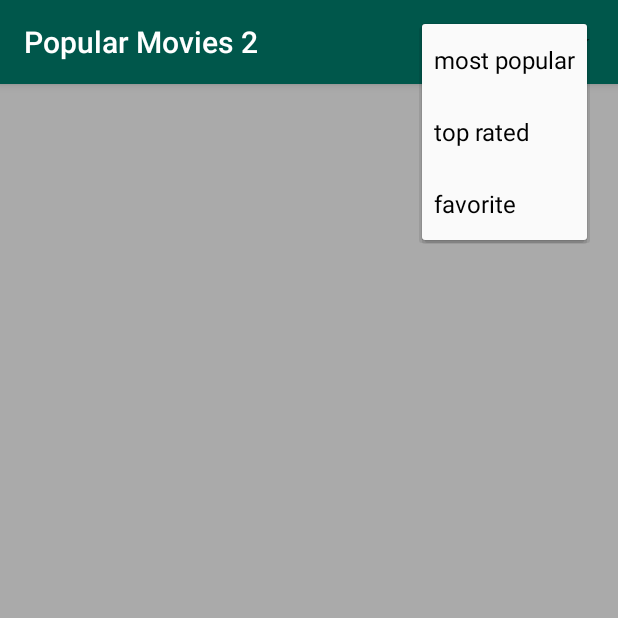
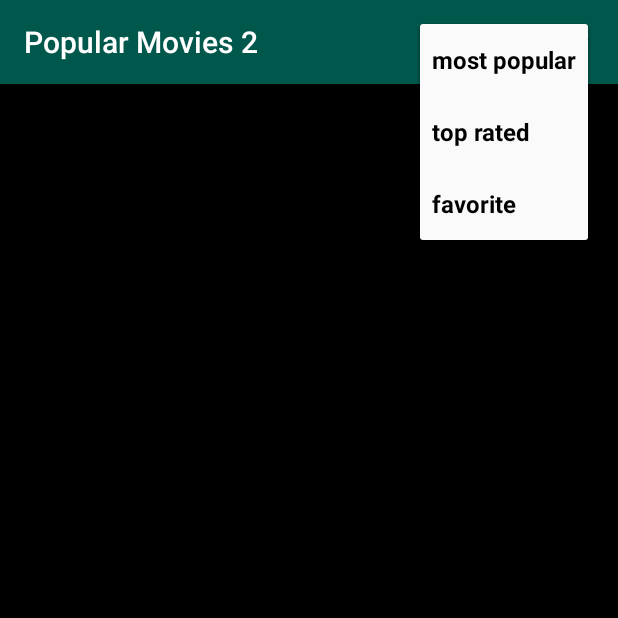
Before and after one commit to agorcsa/PopularMovies2, an Android app: the screen it shows after launch (MainActivity), after a tap on "most popular", on a phone screen of 412 x 824 dp, the top half of it. Run offline under Robolectric (Android 15) with nearby library versions, the phone set to English and light mode, and no system bars; our stand-ins replace ButterKnife, Picasso, Room's generated code, data binding; pictures from the network do not load.

Commit message:
26.04.2020

```diff
--- a/app/src/main/AndroidManifest.xml
+++ b/app/src/main/AndroidManifest.xml
@@ -14,7 +14,8 @@
         android:supportsRtl="true"
         android:usesCleartextTraffic="true"
         android:theme="@style/AppTheme">
-        <activity android:name=".ui.MainActivity">
+        <activity android:name=".ui.MainActivity"
+            android:launchMode="singleTop">
             <intent-filter>
                 <action android:name="android.intent.action.MAIN" />
 
--- a/app/src/main/java/com/example/andreeagorcsa/popularmovies2/adapters/MovieAdapter.java
+++ b/app/src/main/java/com/example/andreeagorcsa/popularmovies2/adapters/MovieAdapter.java
@@ -4,11 +4,11 @@ import androidx.databinding.BindingAdapter;
 import androidx.databinding.DataBindingUtil;
 import androidx.databinding.ViewDataBinding;
 import androidx.recyclerview.widget.RecyclerView;
+
+import android.content.Context;
 import android.view.LayoutInflater;
 import android.view.View;
 import android.view.ViewGroup;
-import android.widget.ImageView;
-import android.widget.TextView;
 
 import com.example.andreeagorcsa.popularmovies2.BR;
 import com.example.andreeagorcsa.popularmovies2.R;
@@ -27,6 +27,8 @@ public class MovieAdapter extends RecyclerView.Adapter<MovieAdapter.MovieItemVie
 
     private List<Movie> mMovieList;
     private ItemClickHandler itemClickHandler;
+
+    private Context context;
 
     /**
      * Constructor for the MovieAdapter
--- a/app/src/main/java/com/example/andreeagorcsa/popularmovies2/complexadapter/ComplexAdapter.java
+++ b/app/src/main/java/com/example/andreeagorcsa/popularmovies2/complexadapter/ComplexAdapter.java
@@ -150,6 +150,7 @@ public class ComplexAdapter extends RecyclerView.Adapter<RecyclerView.ViewHolder
         setFavoriteButtonEnabled(vh1);
     }
 
+    // switches the value of the favorite button from "+" to "-" in DetailActivity
     public void setFavoriteButtonEnabled(OverviewViewHolder overviewViewHolder) {
         if (isFavourite) {
             overviewViewHolder.mFavoriteButton.setCompoundDrawablesWithIntrinsicBounds(R.drawable.ic_remove, 0, 0, 0);
--- a/app/src/main/java/com/example/andreeagorcsa/popularmovies2/ui/MainActivity.java
+++ b/app/src/main/java/com/example/andreeagorcsa/popularmovies2/ui/MainActivity.java
@@ -44,12 +44,18 @@ public class MainActivity extends AppCompatActivity implements MovieAdapter.Item
     public static final String LOG_TAG = MainActivity.class.getName();
 
     public static final String MOVIE_OBJECT = "movie_object";
-    public static final String TOP_RATED = "top rated";
+
+   /* public static final String TOP_RATED = "top rated";
     public static final String MOST_POPULAR = "most popular";
-    public static final String IS_FAVORITE = "favorite";
+    public static final String IS_FAVORITE = "favorite";*/
+
+    public static final int MOST_POPULAR = 0;
+    public static final int TOP_RATED = 1;
+    public static final int IS_FAVORITE = 2;
+
     public static final String SORT_TYPE = "sort_type";
 
-    private String sortType = "popular";
+    private int sortType = MOST_POPULAR;
 
     @BindView(R.id.movie_recycler_view)
     RecyclerView mMovieRecyclerView;
@@ -84,9 +90,8 @@ public class MainActivity extends AppCompatActivity implements MovieAdapter.Item
         buildMovieRecyclerView();
 
         if (savedInstanceState != null) {
-            sortType = savedInstanceState.getString(SORT_TYPE);
-            assert sortType != null;
-            if (sortType.equals(IS_FAVORITE)) {
+            sortType = savedInstanceState.getInt(SORT_TYPE);
+            if (sortType == IS_FAVORITE) {
                 mainViewModel.getFavoriteMovies().observe(this, new Observer<List<Movie>>() {
                     @Override
                     public void onChanged(List<Movie> movies) {
@@ -94,7 +99,7 @@ public class MainActivity extends AppCompatActivity implements MovieAdapter.Item
                         mMovieAdapter.setMovieList(mFavoriteMovies);
                     }
                 });
-            } else if (sortType.equals(MOST_POPULAR)){
+            } else if (sortType == MOST_POPULAR){
                 new MovieAsyncTask().execute(JsonUtils.POPULARITY);
             } else {
                 new MovieAsyncTask().execute(JsonUtils.TOP_RATED);
@@ -107,7 +112,7 @@ public class MainActivity extends AppCompatActivity implements MovieAdapter.Item
     @Override
     protected void onSaveInstanceState(Bundle outState) {
         super.onSaveInstanceState(outState);
-        outState.putString(SORT_TYPE, sortType);
+        outState.putInt(SORT_TYPE, sortType);
     }
 
     private void buildMovieRecyclerView() {
@@ -165,33 +170,29 @@ public class MainActivity extends AppCompatActivity implements MovieAdapter.Item
 
         final Spinner spinner = (Spinner) spinnerItem.getActionView();
 
-        ArrayAdapter<String> arrayAdapter = new ArrayAdapter<String>(MainActivity.this, R.layout.spinner_item,
-                getResources().getStringArray(R.array.change_movie));
+        ArrayAdapter<CharSequence> arrayAdapter = new ArrayAdapter<>(this, R.layout.spinner_item,
+                 MainActivity.this.getResources().getTextArray(R.array.change_movie_color));
 
         arrayAdapter.setDropDownViewResource(android.R.layout.simple_spinner_dropdown_item);
 
         spinner.setAdapter(arrayAdapter);
 
+        sortType = spinner.getSelectedItemPosition();
+        spinner.setSelection(sortType, false);
+
         spinner.setOnItemSelectedListener(new AdapterView.OnItemSelectedListener() {
             @Override
             public void onItemSelected(AdapterView<?> parent, View view, int position, long id) {
 
-                if (parent.getItemAtPosition(position).equals(TOP_RATED)) {
-                    // show the top rated movies
-                    Toast.makeText(getApplicationContext(), spinner.getSelectedItem() + " movies selected", Toast.LENGTH_SHORT).show();
-                    sortType = "top_rated";
-                    new MovieAsyncTask().execute(sortType);
-                } else if (parent.getItemAtPosition(position).equals(MOST_POPULAR)) {
-                    // show the most popular movies
-                    Toast.makeText(getApplicationContext(), spinner.getSelectedItem() + " movies selected", Toast.LENGTH_SHORT).show();
-                    sortType = "popular";
-                    new MovieAsyncTask().execute(sortType);
-                } else if ((parent.getItemAtPosition(position).equals(IS_FAVORITE))) {
-                    Toast.makeText(getApplicationContext(), spinner.getSelectedItem() + " movies selected", Toast.LENGTH_SHORT).show();
-                    sortType = "favorite";
+                if (position == TOP_RATED) {
+                    sortType = TOP_RATED;
+                    new MovieAsyncTask().execute(JsonUtils.TOP_RATED);
+                } else if (position == MOST_POPULAR) {
+                    sortType = MOST_POPULAR;
+                    new MovieAsyncTask().execute(JsonUtils.POPULARITY);
+                } else if (position == IS_FAVORITE) {
+                    sortType = IS_FAVORITE;
                     mMovieAdapter.setMovieList(mFavoriteMovies);
-                } else {
-
                 }
             }
 
@@ -217,7 +218,7 @@ public class MainActivity extends AppCompatActivity implements MovieAdapter.Item
         @Override
         protected List<Movie> doInBackground(String... url) {
             try {
-                String moviesUrl = JsonUtils.buildUrl(sortType);
+                String moviesUrl = JsonUtils.buildUrl(url[0]);
                 mMovieList = JsonUtils.fetchMovieData(moviesUrl);
                 Thread.sleep(1000);
             } catch (IOException e) {
@@ -230,6 +231,7 @@ public class MainActivity extends AppCompatActivity implements MovieAdapter.Item
             return mMovieList;
         }
 
+
         @Override
         protected void onPostExecute(List<Movie> movies) {
             mMovieList = movies;
@@ -240,4 +242,37 @@ public class MainActivity extends AppCompatActivity implements MovieAdapter.Item
             }
         }
     }
+
+    @Override
+    protected void onResume() {
+        super.onResume();
+
+        switch (sortType) {
+            case MOST_POPULAR:
+                new MovieAsyncTask().execute(JsonUtils.POPULARITY);
+                break;
+            case TOP_RATED:
+                new MovieAsyncTask().execute(JsonUtils.TOP_RATED);
+                break;
+            default:
+                mainViewModel.getFavoriteMovies().observe(this, new Observer<List<Movie>>() {
+                    @Override
+                    public void onChanged(List<Movie> movies) {
+                        mFavoriteMovies = movies;
+
+                        Toast.makeText(getApplicationContext(), "Favorite list is empty", Toast.LENGTH_LONG).show();
+                        mMovieAdapter.setMovieList(mFavoriteMovies);
+                        /*if (mFavoriteMovies.isEmpty()) {
+
+                            Toast.makeText(getApplicationContext(), "Favorite list is empty", Toast.LENGTH_LONG).show();
+
+                            mBinding.movieRecyclerView.setVisibility(View.INVISIBLE);
+                            mBinding.cardViewEmptyList.setVisibility(View.VISIBLE);
+                        }
+                            mMovieAdapter.setMovieList(mFavoriteMovies);
+                    }*/
+                    }
+                });
+        }
+    }
 }
--- a/app/src/main/res/layout-sw600dp-land/activity_main.xml
+++ b/app/src/main/res/layout-sw600dp-land/activity_main.xml
@@ -20,6 +20,12 @@
             android:layout_height="wrap_content"
             android:background="@android:color/darker_gray"
             android:scrollbars="vertical" />
+
+        <ImageView
+            android:id="@+id/cinema_poster_image_view"
+            android:layout_width="match_parent"
+            android:layout_height="match_parent"
+            android:src="@drawable/cinema_poster"/>
     </LinearLayout>
 
     <View
--- a/app/src/main/res/layout/activity_main.xml
+++ b/app/src/main/res/layout/activity_main.xml
@@ -1,6 +1,6 @@
 <?xml version="1.0" encoding="utf-8"?>
-<layout
-    xmlns:tools="http://schemas.android.com/tools"
+<layout xmlns:tools="http://schemas.android.com/tools"
+    xmlns:app="http://schemas.android.com/apk/res-auto"
     tools:context=".ui.MainActivity">
 
     <data>
@@ -12,7 +12,8 @@
     <RelativeLayout
         xmlns:android="http://schemas.android.com/apk/res/android"
         android:layout_width="match_parent"
-        android:layout_height="match_parent">
+        android:layout_height="match_parent"
+        android:background="@android:color/black">
 
         <androidx.appcompat.widget.Toolbar
             android:id="@+id/toolbarMain"
@@ -25,8 +26,26 @@
             android:id="@+id/movie_recycler_view"
             android:layout_width="match_parent"
             android:layout_height="match_parent"
-            android:background="@android:color/darker_gray"
             android:padding="4dp"
             android:scrollbars="vertical" />
+
+        <androidx.cardview.widget.CardView
+            android:id="@+id/card_view_empty_list"
+            android:layout_width="wrap_content"
+            android:layout_height="wrap_content"
+            android:visibility="invisible"
+            android:layout_centerInParent="true"
+            android:layout_margin="@dimen/card_view_margin"
+            android:elevation="6dp"
+            app:cardCornerRadius="4dp">
+
+        <ImageView
+            android:id="@+id/cinema_poster_image_view"
+            android:layout_width="wrap_content"
+            android:layout_height="wrap_content"
+            android:visibility="invisible"
+            android:layout_centerInParent="true"
+            android:background="@drawable/cinema_poster"/>
+        </androidx.cardview.widget.CardView>
     </RelativeLayout>
 </layout>
--- a/app/src/main/res/values/dimens.xml
+++ b/app/src/main/res/values/dimens.xml
@@ -7,5 +7,5 @@
     <dimen name="text_size">16sp</dimen>
     <dimen name="poster_width">120dp</dimen>
     <dimen name="poster_height">180dp</dimen>
-    <dimen name="card_view_margin">2dp</dimen>
+    <dimen name="card_view_margin">4dp</dimen>
 </resources>
--- a/app/src/main/res/values/strings.xml
+++ b/app/src/main/res/values/strings.xml
@@ -1,13 +1,17 @@
 <resources>
     <string name="app_name">Popular Movies 2</string>
     <string name="app_detail">Detail Activity</string>
-
 
     <string-array name="change_movie">
         <item>most popular</item>
         <item>top rated</item>
         <item>favorite</item>
+    </string-array>
 
+    <string-array name="change_movie_color" >
+        <item ><FONT COLOR="#00574B"><b>most popular</b></FONT></item>
+        <item ><FONT COLOR="#00574B"><b>top rated</b></FONT></item>
+        <item ><FONT COLOR="#00574B"><b>favorite</b></FONT></item>
     </string-array>
 
     <string name="poster_background">fade_background</string>
--- a/app/src/main/res/values/styles.xml
+++ b/app/src/main/res/values/styles.xml
@@ -21,4 +21,8 @@
         <item name="android:textColorSecondary">@android:color/white</item>
         <item name="actionMenuTextColor">@android:color/white</item>
     </style>
+
+    <style name="myCustomMenuTextAppearance" parent="@android:style/TextAppearance.Widget.IconMenu.Item">
+        <item name="android:textColor">@color/colorPrimary</item>
+    </style>
 </resources>
```
Also changed, not shown: app/src/main/res/layout-land/activity_detail.xml (deleted, +0 -27 lines), app/src/main/res/layout/activity_detail.xml (deleted, +0 -28 lines).
